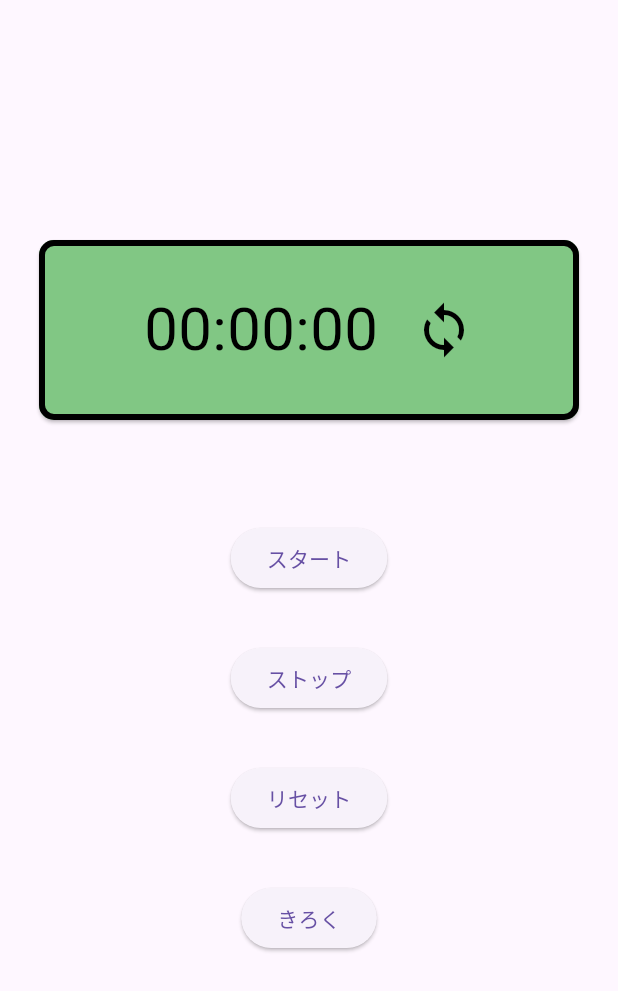
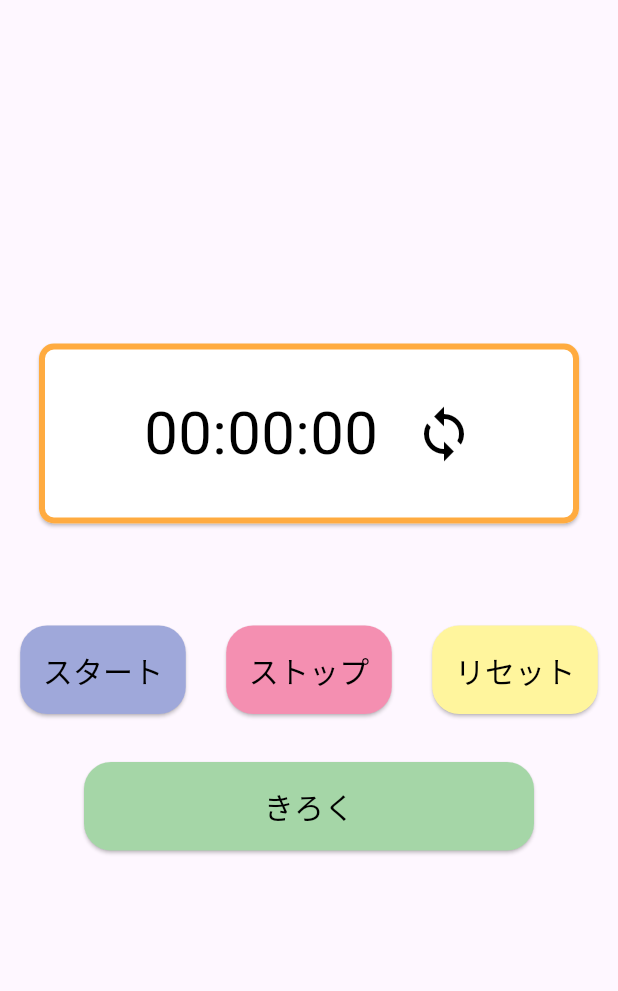
Before and after one commit to Ryosan846538/Ganbaroune, a Flutter app: the CountUpPage screen opened directly, on a phone screen of 412 x 824 dp. Shown: the top 991 px of the screen. Run offline on Flutter 3.47's test engine with Material 3 defaults, Android fonts, the light colour scheme and no system bars; drawn by our look-alikes of flip_card; our stand-ins replace flutter_dotenv, stop_watch_timer.

Commit message:
ストップウォッチのUI改善

```diff
--- a/lib/screen/stop_watch.dart
+++ b/lib/screen/stop_watch.dart
@@ -54,10 +54,10 @@ class _CountUpPageState extends State<CountUpPage> {
               key: _flipCardKey,
               direction: FlipDirection.VERTICAL,
               front: Card(
-                color: Colors.green[300],
+                color: Colors.white,
                 shape: RoundedRectangleBorder(
                   borderRadius: BorderRadius.circular(10),
-                  side: const BorderSide(color: Colors.black, width: 4),
+                  side: const BorderSide(color: Colors.orangeAccent, width: 4),
                 ),
                 child: SizedBox(
                   width: 360,
@@ -91,10 +91,10 @@ class _CountUpPageState extends State<CountUpPage> {
                 ),
               ),
               back: Card(
-                color: Colors.green[300],
+                color: Colors.white,
                 shape: RoundedRectangleBorder(
                   borderRadius: BorderRadius.circular(10),
-                  side: const BorderSide(color: Colors.black, width: 4),
+                  side: const BorderSide(color: Colors.orangeAccent, width: 4),
                 ),
                 child: const SizedBox(
                   width: 360,
@@ -122,25 +122,84 @@ class _CountUpPageState extends State<CountUpPage> {
                 ),
               ),
             ),
-            const SizedBox(
-              height: 32,
-            ),
-            const SizedBox(height: 32),
+            const SizedBox(height: 64),
+            Column(
+              mainAxisAlignment: MainAxisAlignment.center,
+              children: [
+                Row(
+                  mainAxisAlignment: MainAxisAlignment.spaceEvenly,
+                  children: [
                     ElevatedButton(
                       onPressed: _stopWatchTimer.onStartTimer,
-              child: const Text('スタート'),
+                      child: const Text(
+                          'スタート',
+                          style: TextStyle(
+                            fontSize: 20,
+                            color: Colors.black,
+                          ),
+                      ),
+                      style: ButtonStyle(
+                        backgroundColor: MaterialStateProperty.all<Color>(Colors.indigo[200]!),
+                        shape: MaterialStateProperty.all<RoundedRectangleBorder>(
+                          RoundedRectangleBorder(
+                            borderRadius: BorderRadius.circular(18.0),
+                          ),
+                        ),
+                        padding: MaterialStateProperty.all<EdgeInsetsGeometry>(
+                          EdgeInsets.all(15),
+                        ),
+                      ),
                     ),
                     const SizedBox(height: 32),
                     ElevatedButton(
                       onPressed: _stopWatchTimer.onStopTimer,
-              child: const Text('ストップ'),
+                      child: const Text(
+                          'ストップ',
+                          style: TextStyle(
+                            fontSize: 20,
+                            color: Colors.black,
+                          ),
+                      ),
+                      style: ButtonStyle(
+                        backgroundColor: MaterialStateProperty.all<Color>(Colors.pink[200]!),
+                        shape: MaterialStateProperty.all<RoundedRectangleBorder>(
+                          RoundedRectangleBorder(
+                            borderRadius: BorderRadius.circular(18.0),
+                          ),
+                        ),
+                        padding: MaterialStateProperty.all<EdgeInsetsGeometry>(
+                          const EdgeInsets.all(15),
+                        ),
+                      ),
                     ),
                       const SizedBox(height: 32),
                       ElevatedButton(
                         onPressed: _stopWatchTimer.onResetTimer,
-              child: const Text('リセット'),
+                        child: const Text(
+                            'リセット',
+                          style: TextStyle(
+                            fontSize: 20,
+                            color: Colors.black,
+                          ),
+                        ),
+                        style: ButtonStyle(
+                          backgroundColor: MaterialStateProperty.all<Color>(Colors.yellow[200]!),
+                          shape: MaterialStateProperty.all<RoundedRectangleBorder>(
+                            RoundedRectangleBorder(
+                              borderRadius: BorderRadius.circular(18.0),
+                            ),
+                          ),
+                          padding: MaterialStateProperty.all<EdgeInsetsGeometry>(
+                            const EdgeInsets.all(15),
+                          ),
+                        ),
+                    ),
+                  ],
                 ),
                 const SizedBox(height: 32),
+                Container(
+                    width: 300,
+                    child:
                     ElevatedButton(
                       onPressed: () {
                         _stopWatchTimer.onStopTimer();
@@ -162,7 +221,6 @@ class _CountUpPageState extends State<CountUpPage> {
                                 TextButton(
                                   child: const Text("いいえ"),
                                   onPressed: () {
-                            _stopWatchTimer.onStartTimer();
                                     Navigator.of(context, rootNavigator: true).pop();
                                   },
                                 ),
@@ -187,7 +245,27 @@ class _CountUpPageState extends State<CountUpPage> {
                           },
                         );
                       },
-              child: const Text('きろく'),
+                      child: const Text(
+                        'きろく',
+                        style: TextStyle(
+                          fontSize: 20,
+                          color: Colors.black,
+                        ),
+                      ),
+                      style: ButtonStyle(
+                        backgroundColor: MaterialStateProperty.all<Color>(Colors.green[200]!),
+                        shape: MaterialStateProperty.all<RoundedRectangleBorder>(
+                          RoundedRectangleBorder(
+                            borderRadius: BorderRadius.circular(18.0),
+                          ),
+                        ),
+                        padding: MaterialStateProperty.all<EdgeInsetsGeometry>(
+                          const EdgeInsets.all(15),
+                        ),
+                      ),
+                    ),
+                ),
+              ],
             ),
             const SizedBox(height: 32), // 92行目の修正
           ],
```
Lines whose indentation alone changed are shown as unchanged.
